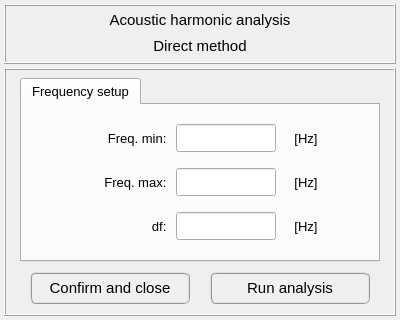
Above: pulse/interface/ui_files/analysis/acoustic/harmonic_analysis_direct_method.ui from open-pulse/OpenPulse before the change. Below: the same form after it.
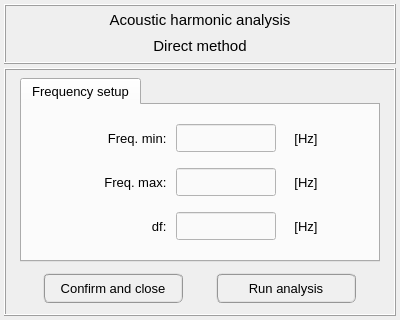
That is the form after the change. Icons and pictures are not drawn.

Commit message: Adjusts on analysis widgets

Diff of the .ui file:
```diff
--- a/pulse/interface/ui_files/analysis/acoustic/harmonic_analysis_direct_method.ui
+++ b/pulse/interface/ui_files/analysis/acoustic/harmonic_analysis_direct_method.ui
@@ -254,7 +254,8 @@
              </size>
             </property>
             <property name="styleSheet">
-             <string notr="true"/>
+             <string notr="true">QLineEdit{color: rgb(0, 0, 0); background-color: rgb(250, 250, 250)}
+QLineEdit:disabled{color: rgb(100, 100, 100); background-color: rgb(220, 220, 220)}</string>
             </property>
             <property name="alignment">
              <set>Qt::AlignCenter</set>
@@ -332,7 +333,8 @@
              </size>
             </property>
             <property name="styleSheet">
-             <string notr="true"/>
+             <string notr="true">QLineEdit{color: rgb(0, 0, 0); background-color: rgb(250, 250, 250)}
+QLineEdit:disabled{color: rgb(100, 100, 100); background-color: rgb(220, 220, 220)}</string>
             </property>
             <property name="alignment">
              <set>Qt::AlignCenter</set>
@@ -395,7 +397,8 @@
              </size>
             </property>
             <property name="styleSheet">
-             <string notr="true"/>
+             <string notr="true">QLineEdit{color: rgb(0, 0, 0); background-color: rgb(250, 250, 250)}
+QLineEdit:disabled{color: rgb(100, 100, 100); background-color: rgb(220, 220, 220)}</string>
             </property>
             <property name="alignment">
              <set>Qt::AlignCenter</set>
@@ -547,28 +550,29 @@
            <property name="minimumSize">
             <size>
              <width>0</width>
-             <height>32</height>
+             <height>30</height>
             </size>
            </property>
            <property name="maximumSize">
             <size>
-             <width>160</width>
-             <height>32</height>
+             <width>140</width>
+             <height>30</height>
             </size>
            </property>
            <property name="font">
             <font>
              <family>MS Shell Dlg 2</family>
-             <pointsize>11</pointsize>
+             <pointsize>10</pointsize>
              <weight>9</weight>
              <italic>false</italic>
              <bold>false</bold>
             </font>
            </property>
            <property name="styleSheet">
-            <string notr="true">QPushButton{border-radius: 6px; border-color: rgb(150, 150, 150); border-style: ridge; border-width: 2px; color: rgb(0, 0, 0); background-color: rgb(240, 240, 240); font: 75 11pt &quot;MS Shell Dlg 2&quot;}
-QPushButton:hover{border-radius: 6px; border-color: rgb(0, 170, 255); border-style: ridge; border-width: 2px; color: rgb(0, 0, 0); background-color: rgba(174, 213, 255, 100); font: 75 11pt &quot;MS Shell Dlg 2&quot;}
-QPushButton:pressed{border-radius: 6px; border-color: rgb(0, 170, 255); border-style: ridge; border-width: 3px; color: rgb(0, 0, 0); background-color: rgb(174, 213, 255); font: 75 11pt &quot;MS Shell Dlg 2&quot;}</string>
+            <string notr="true">QPushButton{border-radius: 6px; border-color: rgb(150, 150, 150); border-style: ridge; border-width: 2px; color: rgb(0, 0, 0); background-color: rgb(240, 240, 240)}
+QPushButton:hover{border-radius: 6px; border-color: rgb(0, 170, 255); border-style: ridge; border-width: 2px; color: rgb(0, 0, 0); background-color: rgba(174, 213, 255, 100)}
+QPushButton:pressed{border-radius: 6px; border-color: rgb(0, 170, 255); border-style: ridge; border-width: 2px; color: rgb(0, 0, 0); background-color: rgb(174, 213, 255)}
+QPushButton:disabled{border-radius: 6px; border-color: rgb(150, 150, 150); border-style: ridge; border-width: 0px; color: rgb(150,150, 150); background-color: rgb(220, 220, 220)}</string>
            </property>
            <property name="text">
             <string>Confirm and close</string>
@@ -580,28 +584,29 @@
            <property name="minimumSize">
             <size>
              <width>0</width>
-             <height>32</height>
+             <height>30</height>
             </size>
            </property>
            <property name="maximumSize">
             <size>
-             <width>160</width>
-             <height>32</height>
+             <width>140</width>
+             <height>30</height>
             </size>
            </property>
            <property name="font">
             <font>
              <family>MS Shell Dlg 2</family>
-             <pointsize>11</pointsize>
+             <pointsize>10</pointsize>
              <weight>9</weight>
              <italic>false</italic>
              <bold>false</bold>
             </font>
            </property>
            <property name="styleSheet">
-            <string notr="true">QPushButton{border-radius: 6px; border-color: rgb(150, 150, 150); border-style: ridge; border-width: 2px; color: rgb(0, 0, 0); background-color: rgb(240, 240, 240); font: 75 11pt &quot;MS Shell Dlg 2&quot;}
-QPushButton:hover{border-radius: 6px; border-color: rgb(0, 170, 255); border-style: ridge; border-width: 2px; color: rgb(0, 0, 0); background-color: rgba(174, 213, 255, 100); font: 75 11pt &quot;MS Shell Dlg 2&quot;}
-QPushButton:pressed{border-radius: 6px; border-color: rgb(0, 170, 255); border-style: ridge; border-width: 3px; color: rgb(0, 0, 0); background-color: rgb(174, 213, 255); font: 75 11pt &quot;MS Shell Dlg 2&quot;}</string>
+            <string notr="true">QPushButton{border-radius: 6px; border-color: rgb(150, 150, 150); border-style: ridge; border-width: 2px; color: rgb(0, 0, 0); background-color: rgb(240, 240, 240)}
+QPushButton:hover{border-radius: 6px; border-color: rgb(0, 170, 255); border-style: ridge; border-width: 2px; color: rgb(0, 0, 0); background-color: rgba(174, 213, 255, 100)}
+QPushButton:pressed{border-radius: 6px; border-color: rgb(0, 170, 255); border-style: ridge; border-width: 2px; color: rgb(0, 0, 0); background-color: rgb(174, 213, 255)}
+QPushButton:disabled{border-radius: 6px; border-color: rgb(150, 150, 150); border-style: ridge; border-width: 0px; color: rgb(150,150, 150); background-color: rgb(220, 220, 220)}</string>
            </property>
            <property name="text">
             <string>Run analysis</string>
```
The commit also changes 12 other files.
